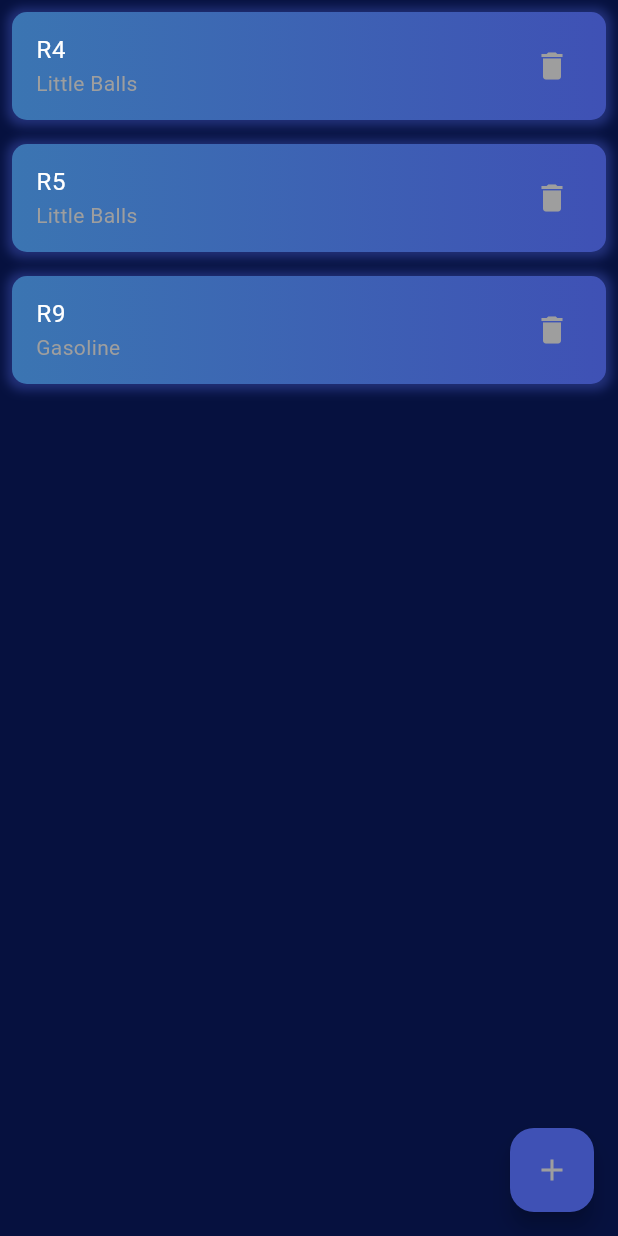
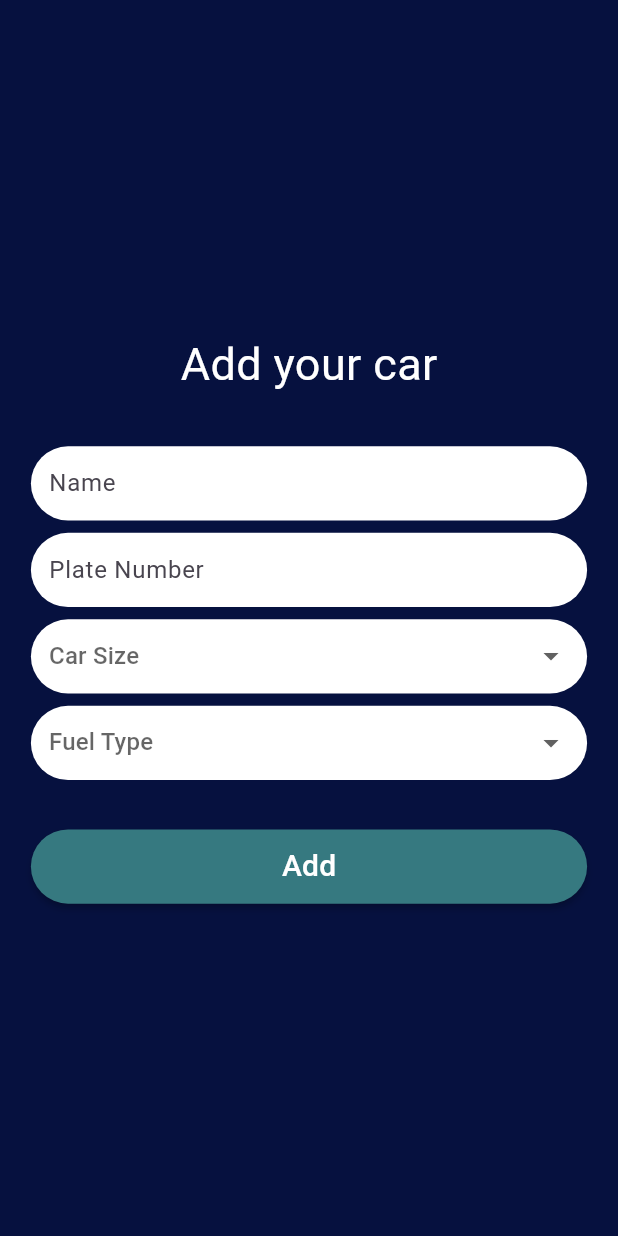
Before and after one commit to P-I-E-N-O/app, a Flutter app: the CarsPage screen opened directly, after a tap on the "add" icon, on a phone screen of 412 x 824 dp. Run offline on Flutter 3.47's test engine with Material 3 defaults, Android fonts, the phone set to English and light mode, and no system bars; our stand-ins replace dio, liquid_progress_indicator_v2, lottie, syncfusion_flutter_charts; Roboto replaces fonts that are missing (futura).

Commit message:
added car form
Co-authored-by: AntonioDeBlasi-Git <antoniodebla01@gmail.com>
Co-authored-by: carzacc <carmine@carminezacc.com>

```diff
--- /dev/null
+++ b/lib/add_car_form.dart
@@ -0,0 +1,201 @@
+import 'package:flutter/material.dart';
+import 'package:pieno/models.dart';
+
+class AddCarForm extends StatefulWidget {
+  const AddCarForm({super.key});
+
+  @override
+  State<AddCarForm> createState() => _AddCarFormState();
+}
+
+class _AddCarFormState extends State<AddCarForm> {
+  String? dropDownCarSizeValue;
+  FuelType? dropDownFuelTypeValue;
+  @override
+  Widget build(BuildContext context) {
+    return Scaffold(
+      backgroundColor: const Color.fromARGB(255, 6, 17, 63),
+      body: Column(
+        mainAxisAlignment: MainAxisAlignment.center,
+        crossAxisAlignment: CrossAxisAlignment.center,
+        children: [
+          const Expanded(
+            child: SizedBox(),
+          ),
+          const Center(
+            child: Text(
+              "Add your car",
+              style: TextStyle(
+                color: Colors.white,
+                fontSize: 30,
+              ),
+            ),
+          ),
+          SizedBox(
+            height: MediaQuery.of(context).size.height * 0.04,
+          ),
+          Container(
+            width: MediaQuery.of(context).size.width * 0.9,
+            height: MediaQuery.of(context).size.height * 0.06,
+            decoration: BoxDecoration(
+              borderRadius: BorderRadius.circular(100),
+              color: Colors.white,
+            ),
+            child: const Center(
+              child: Padding(
+                padding: EdgeInsets.symmetric(horizontal: 12),
+                child: TextField(
+                  decoration: InputDecoration(
+                    border: InputBorder.none,
+                    hintText: "Name",
+                  ),
+                ),
+              ),
+            ),
+          ),
+          SizedBox(
+            height: MediaQuery.of(context).size.height * 0.01,
+          ),
+          Container(
+            width: MediaQuery.of(context).size.width * 0.9,
+            height: MediaQuery.of(context).size.height * 0.06,
+            decoration: BoxDecoration(
+              borderRadius: BorderRadius.circular(100),
+              color: Colors.white,
+            ),
+            child: const Center(
+              child: Padding(
+                padding: EdgeInsets.symmetric(horizontal: 12),
+                child: TextField(
+                  decoration: InputDecoration(
+                    border: InputBorder.none,
+                    hintText: "Plate Number",
+                  ),
+                ),
+              ),
+            ),
+          ),
+          SizedBox(
+            height: MediaQuery.of(context).size.height * 0.01,
+          ),
+          Container(
+            width: MediaQuery.of(context).size.width * 0.9,
+            height: MediaQuery.of(context).size.height * 0.06,
+            decoration: BoxDecoration(
+              borderRadius: BorderRadius.circular(100),
+              color: Colors.white,
+            ),
+            child: Padding(
+              padding: const EdgeInsets.symmetric(horizontal: 12),
+              child: DropdownButtonHideUnderline(
+                child: DropdownButton<String>(
+                  hint: const Text("Car Size"),
+                  value: dropDownCarSizeValue,
+                  items: const [
+                    DropdownMenuItem(
+                      value: "Small",
+                      child: Text("Small"),
+                    ),
+                    DropdownMenuItem(
+                      value: "Medium",
+                      child: Text("Medium"),
+                    ),
+                    DropdownMenuItem(
+                      value: "Large",
+                      child: Text("Large"),
+                    ),
+                  ],
+                  onChanged: (String? value) {
+                    setState(
+                      () {
+                        dropDownCarSizeValue = value;
+                      },
+                    );
+                  },
+                ),
+              ),
+            ),
+          ),
+          SizedBox(
+            height: MediaQuery.of(context).size.height * 0.01,
+          ),
+          Container(
+            width: MediaQuery.of(context).size.width * 0.9,
+            height: MediaQuery.of(context).size.height * 0.06,
+            decoration: BoxDecoration(
+              borderRadius: BorderRadius.circular(100),
+              color: Colors.white,
+            ),
+            child: Padding(
+              padding: const EdgeInsets.symmetric(horizontal: 12),
+              child: DropdownButtonHideUnderline(
+                child: DropdownButton<FuelType>(
+                  hint: const Text("Fuel Type"),
+                  value: dropDownFuelTypeValue,
+                  items: const [
+                    DropdownMenuItem(
+                      value: FuelType.petrol,
+                      child: Text("Petrol"),
+                    ),
+                    DropdownMenuItem(
+                      value: FuelType.diesel,
+                      child: Text("Diesel"),
+                    ),
+                    DropdownMenuItem(
+                      value: FuelType.electric,
+                      child: Text("Electric"),
+                    ),
+                    DropdownMenuItem(
+                      value: FuelType.lpg,
+                      child: Text("LPG"),
+                    ),
+                    DropdownMenuItem(
+                      value: FuelType.cng,
+                      child: Text("CNG"),
+                    ),
+                    DropdownMenuItem(
+                      value: FuelType.balls,
+                      child: Text("Little Balls"),
+                    )
+                  ],
+                  onChanged: (FuelType? value) {
+                    setState(
+                      () {
+                        dropDownFuelTypeValue = value;
+                      },
+                    );
+                  },
+                ),
+              ),
+            ),
+          ),
+          SizedBox(
+            height: MediaQuery.of(context).size.height * 0.04,
+          ),
+          Padding(
+            padding: EdgeInsets.symmetric(
+                horizontal: MediaQuery.of(context).size.width * 0.05),
+            child: MaterialButton(
+              onPressed: () {},
+              minWidth: MediaQuery.of(context).size.width * 0.9,
+              height: MediaQuery.of(context).size.height * 0.06,
+              color: const Color(0xFF367980),
+              shape: RoundedRectangleBorder(
+                  borderRadius: BorderRadius.circular(100)),
+              child: const Text(
+                "Add",
+                style: TextStyle(
+                  color: Colors.white,
+                  fontSize: 20,
+                ),
+              ),
+            ),
+          ),
+          const Expanded(
+            child: SizedBox(),
+          ),
+        ],
+      ),
+    );
+  }
+}
--- a/lib/cars.dart
+++ b/lib/cars.dart
@@ -1,4 +1,5 @@
 import 'package:flutter/material.dart';
+import 'package:pieno/add_car_form.dart';
 import 'package:pieno/models.dart';
 import 'package:pieno/state.dart';
 import 'package:provider/provider.dart';
@@ -138,7 +139,14 @@ class _CarsPageState extends State<CarsPage> {
               itemCount: cars!.length,
             ),
       floatingActionButton: FloatingActionButton(
-        onPressed: () {},
+        onPressed: () {
+          Navigator.push(
+            context,
+            MaterialPageRoute(
+              builder: (context) => const AddCarForm(),
+            ),
+          );
+        },
         backgroundColor: Colors.indigo,
         child: const Icon(
           Icons.add,
--- a/lib/main.dart
+++ b/lib/main.dart
@@ -85,7 +85,10 @@ class _SplashScreenState extends State<SplashScreen> {
         children: [
           Stack(
             children: [
-              Lottie.asset("assets/red_car.json", fit: BoxFit.contain),
+              Lottie.asset(
+                "assets/red_car.json",
+                fit: BoxFit.contain,
+              ),
               Positioned(
                 top: 220000 / MediaQuery.of(context).size.height,
                 left: 55000 / MediaQuery.of(context).size.width,
@@ -96,7 +99,7 @@ class _SplashScreenState extends State<SplashScreen> {
                     fontSize: 30,
                   ),
                 ),
-              )
+              ),
             ],
           ),
         ],
@@ -145,17 +148,18 @@ class HomePage extends StatelessWidget {
         ),
         centerTitle: true,
       ),
-      endDrawer: const Drawer(
-        backgroundColor: Color.fromARGB(255, 3, 8, 31),
+      endDrawer: Drawer(
+        backgroundColor: const Color.fromARGB(255, 3, 8, 31),
         shadowColor: Colors.grey,
         child: Column(
           children: [
-            DrawerHeader(
+            const DrawerHeader(
               child: Text(
-                "Bono er Burger",
+                "Recap",
                 style: TextStyle(color: Colors.white),
               ),
             ),
+            Text(state.username!),
           ],
         ),
       ),
@@ -211,7 +215,9 @@ class HomePage extends StatelessWidget {
                           Text(
                             state.activeCar!.name,
                             style: const TextStyle(
-                                color: Colors.white, fontSize: 30),
+                              color: Colors.white,
+                              fontSize: 30,
+                            ),
                           ),
                         ],
                       ),
@@ -286,13 +292,19 @@ class HomePage extends StatelessWidget {
                 child: SfCartesianChart(
                   title: ChartTitle(
                     text: "${state.activeCar!.fuelType.string} Price Trend",
-                    textStyle: const TextStyle(color: Colors.white),
+                    textStyle: const TextStyle(
+                      color: Colors.white,
+                    ),
                   ),
                   primaryXAxis: const CategoryAxis(
-                    labelStyle: TextStyle(color: Colors.white),
+                    labelStyle: TextStyle(
+                      color: Colors.white,
+                    ),
                   ),
                   primaryYAxis: const NumericAxis(
-                    labelStyle: TextStyle(color: Colors.white),
+                    labelStyle: TextStyle(
+                      color: Colors.white,
+                    ),
                   ),
                   series: <CartesianSeries>[
                     ColumnSeries<PriceData, String>(
@@ -341,7 +353,9 @@ class HomePage extends StatelessWidget {
                   ),
                 ),
               ),
-              SizedBox(height: MediaQuery.of(context).size.height * 0.04),
+              SizedBox(
+                height: MediaQuery.of(context).size.height * 0.04,
+              ),
             ],
           ),
         ),
```
